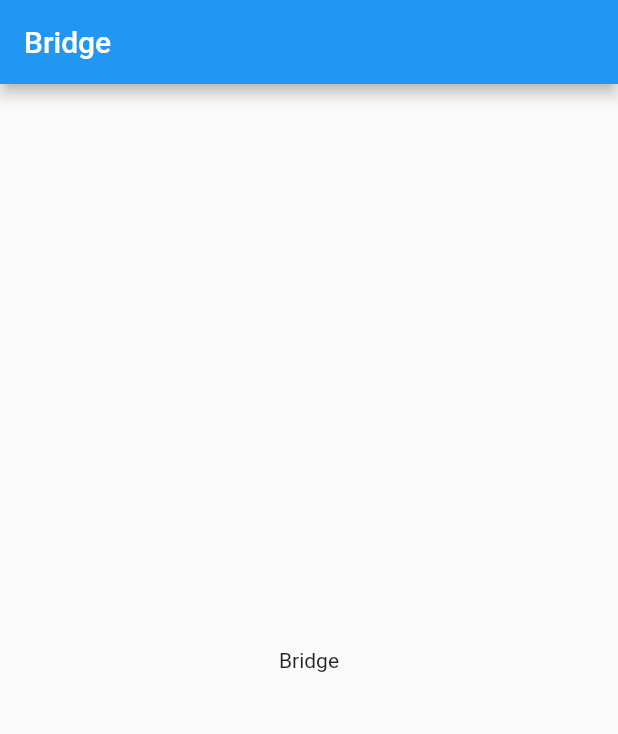
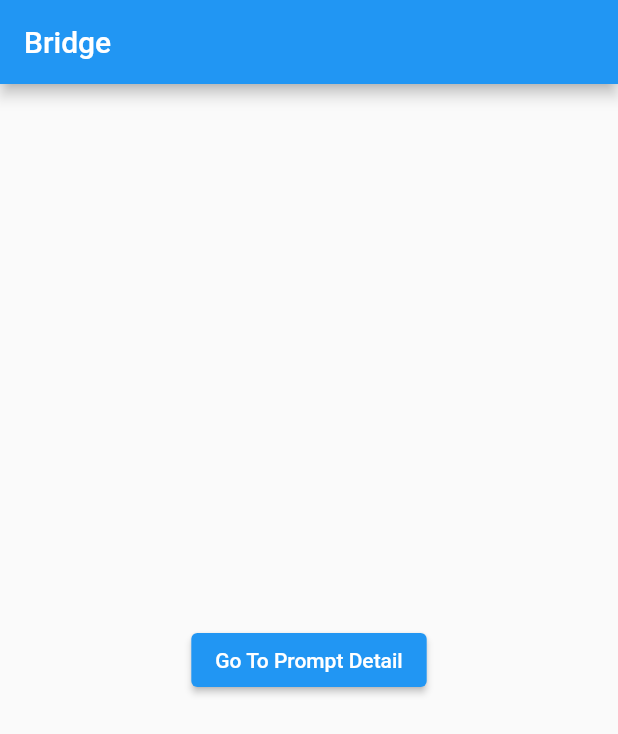
Before and after one commit to anqi0103/Bridge, a Flutter app: the screen it shows after launch, on a phone screen of 412 x 824 dp. Shown: the top 734 px of the screen. Run offline on Flutter 3.47's test engine with Material 2 defaults, Android fonts, the light colour scheme and no system bars.

Commit message:
Added temp button to navigate to Detail Screen

```diff
--- a/lib/app.dart
+++ b/lib/app.dart
@@ -1,3 +1,4 @@
+import 'package:bridge/screens/prompt_details.dart';
 import 'package:flutter/material.dart';
 
 class App extends StatelessWidget {
@@ -16,7 +17,22 @@ class App extends StatelessWidget {
         appBar: AppBar(
           title: const Text('Bridge'),
           ),
-        body: const Center(child: Text('Bridge')),
+        // The below button and navigation is just so I could
+        // navigate to the Prompt Detail Screen and see it
+        // in the simulator.
+
+        // It can/will be replaced obviously with the Home Screen!!
+        body: Builder(
+          builder: (context) => Center(
+            child: ElevatedButton(
+              onPressed: () => Navigator.push(
+                context,
+                MaterialPageRoute(builder: (context) => PromptDetailScreen(comments: List<String>.generate(100, (i) => 'Item $i')))
+              ),
+              child: const Text('Go To Prompt Detail'),
+            )
+          ),
+        )
       )
     );
   }
```
